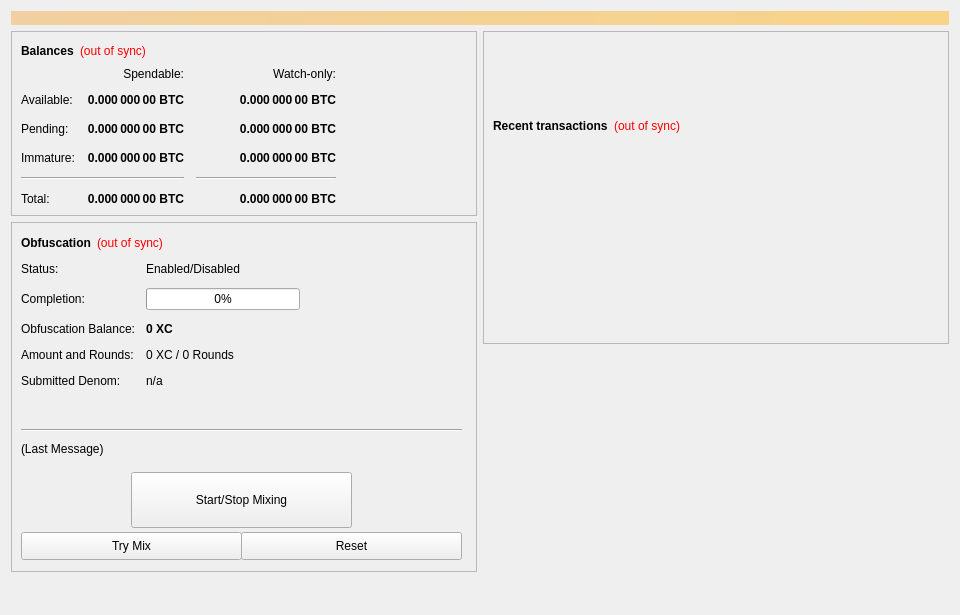
Above: src/qt/forms/overviewpage.ui from XCurrency/BlockDX before the change. Below: the same form after it.
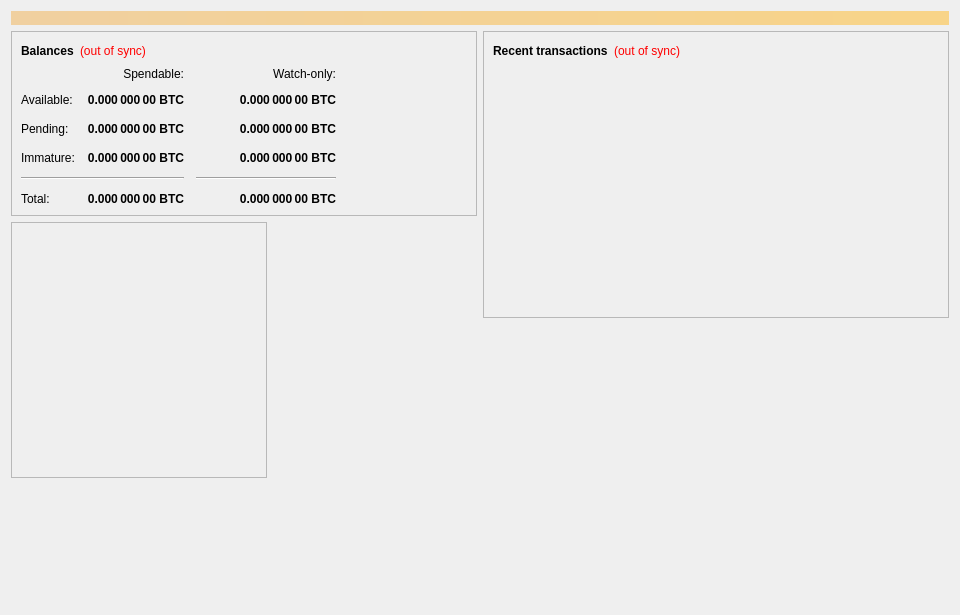
That is the form after the change.

The edit to the form file:
```diff
--- a/src/qt/forms/overviewpage.ui
+++ b/src/qt/forms/overviewpage.ui
@@ -399,8 +399,20 @@
         <widget class="QFrame" name="frameObfuscation">
          <property name="minimumSize">
           <size>
-           <width>0</width>
-           <height>350</height>
+           <width>256</width>
+           <height>256</height>
+          </size>
+         </property>
+         <property name="maximumSize">
+          <size>
+           <width>256</width>
+           <height>256</height>
+          </size>
+         </property>
+         <property name="baseSize">
+          <size>
+           <width>256</width>
+           <height>256</height>
           </size>
          </property>
          <property name="layoutDirection">
@@ -412,112 +424,6 @@
          <property name="frameShadow">
           <enum>QFrame::Raised</enum>
          </property>
-         <widget class="QWidget" name="formLayoutWidget">
-          <property name="geometry">
-           <rect>
-            <x>10</x>
-            <y>40</y>
-            <width>451</width>
-            <height>161</height>
-           </rect>
-          </property>
-          <layout class="QFormLayout" name="formLayout">
-           <property name="fieldGrowthPolicy">
-            <enum>QFormLayout::AllNonFixedFieldsGrow</enum>
-           </property>
-           <property name="horizontalSpacing">
-            <number>11</number>
-           </property>
-           <property name="verticalSpacing">
-            <number>12</number>
-           </property>
-           <item row="0" column="0">
-            <widget class="QLabel" name="label_6">
-             <property name="text">
-              <string>Status:</string>
-             </property>
-            </widget>
-           </item>
-           <item row="1" column="0">
-            <widget class="QLabel" name="label_7">
-             <property name="text">
-              <string>Completion:</string>
-             </property>
-            </widget>
-           </item>
-           <item row="1" column="1">
-            <widget class="QProgressBar" name="obfuscationProgress">
-             <property name="maximumSize">
-              <size>
-               <width>154</width>
-               <height>16777215</height>
-              </size>
-             </property>
-             <property name="value">
-              <number>0</number>
-             </property>
-            </widget>
-           </item>
-           <item row="2" column="0">
-            <widget class="QLabel" name="labelAnonymizedText">
-             <property name="text">
-              <string>Obfuscation Balance:</string>
-             </property>
-            </widget>
-           </item>
-           <item row="2" column="1">
-            <widget class="QLabel" name="labelAnonymized">
-             <property name="font">
-              <font>
-               <weight>75</weight>
-               <bold>true</bold>
-              </font>
-             </property>
-             <property name="text">
-              <string notr="true">0 XC</string>
-             </property>
-            </widget>
-           </item>
-           <item row="3" column="0">
-            <widget class="QLabel" name="label_8">
-             <property name="text">
-              <string>Amount and Rounds:</string>
-             </property>
-            </widget>
-           </item>
-           <item row="3" column="1">
-            <widget class="QLabel" name="labelAmountRounds">
-             <property name="text">
-              <string>0 XC / 0 Rounds</string>
-             </property>
-            </widget>
-           </item>
-           <item row="4" column="0">
-            <widget class="QLabel" name="label_9">
-             <property name="text">
-              <string>Submitted Denom:</string>
-             </property>
-            </widget>
-           </item>
-           <item row="4" column="1">
-            <widget class="QLabel" name="labelSubmittedDenom">
-             <property name="toolTip">
-              <string>The denominations you submitted to the Servicenode.&lt;br&gt;To mix, other users must submit the exact same denominations.</string>
-             </property>
-             <property name="text">
-              <string>n/a</string>
-             </property>
-            </widget>
-           </item>
-           <item row="0" column="1">
-            <widget class="QLabel" name="obfuscationEnabled">
-             <property name="text">
-              <string>Enabled/Disabled</string>
-             </property>
-            </widget>
-           </item>
-          </layout>
-         </widget>
          <widget class="QPushButton" name="runAutoDenom">
           <property name="geometry">
            <rect>
@@ -955,164 +861,6 @@
            <bool>true</bool>
           </property>
          </widget>
-         <widget class="QPushButton" name="toggleObfuscation">
-          <property name="geometry">
-           <rect>
-            <x>120</x>
-            <y>250</y>
-            <width>221</width>
-            <height>56</height>
-           </rect>
-          </property>
-          <property name="sizePolicy">
-           <sizepolicy hsizetype="MinimumExpanding" vsizetype="Fixed">
-            <horstretch>0</horstretch>
-            <verstretch>0</verstretch>
-           </sizepolicy>
-          </property>
-          <property name="text">
-           <string>Start/Stop Mixing</string>
-          </property>
-         </widget>
-         <widget class="Line" name="lineLastMessage">
-          <property name="geometry">
-           <rect>
-            <x>10</x>
-            <y>200</y>
-            <width>441</width>
-            <height>16</height>
-           </rect>
-          </property>
-          <property name="orientation">
-           <enum>Qt::Horizontal</enum>
-          </property>
-         </widget>
-         <widget class="QLabel" name="obfuscationStatus">
-          <property name="geometry">
-           <rect>
-            <x>10</x>
-            <y>220</y>
-            <width>451</width>
-            <height>61</height>
-           </rect>
-          </property>
-          <property name="minimumSize">
-           <size>
-            <width>288</width>
-            <height>43</height>
-           </size>
-          </property>
-          <property name="text">
-           <string>(Last Message)</string>
-          </property>
-          <property name="alignment">
-           <set>Qt::AlignLeading|Qt::AlignLeft|Qt::AlignTop</set>
-          </property>
-          <property name="wordWrap">
-           <bool>true</bool>
-          </property>
-         </widget>
-         <widget class="QPushButton" name="obfuscationAuto">
-          <property name="geometry">
-           <rect>
-            <x>10</x>
-            <y>310</y>
-            <width>221</width>
-            <height>28</height>
-           </rect>
-          </property>
-          <property name="sizePolicy">
-           <sizepolicy hsizetype="MinimumExpanding" vsizetype="Fixed">
-            <horstretch>0</horstretch>
-            <verstretch>0</verstretch>
-           </sizepolicy>
-          </property>
-          <property name="toolTip">
-           <string>Try to manually submit a Obfuscation request.</string>
-          </property>
-          <property name="text">
-           <string>Try Mix</string>
-          </property>
-         </widget>
-         <widget class="QPushButton" name="obfuscationReset">
-          <property name="geometry">
-           <rect>
-            <x>230</x>
-            <y>310</y>
-            <width>221</width>
-            <height>28</height>
-           </rect>
-          </property>
-          <property name="sizePolicy">
-           <sizepolicy hsizetype="MinimumExpanding" vsizetype="Fixed">
-            <horstretch>0</horstretch>
-            <verstretch>0</verstretch>
-           </sizepolicy>
-          </property>
-          <property name="toolTip">
-           <string>Reset the current status of Obfuscation (can interrupt Obfuscation if it's in the process of Mixing, which can cost you money!)</string>
-          </property>
-          <property name="autoFillBackground">
-           <bool>false</bool>
-          </property>
-          <property name="text">
-           <string>Reset</string>
-          </property>
-         </widget>
-         <widget class="QWidget" name="layoutWidget">
-          <property name="geometry">
-           <rect>
-            <x>10</x>
-            <y>10</y>
-            <width>431</width>
-            <height>22</height>
-           </rect>
-          </property>
-          <layout class="QHBoxLayout" name="horizontalLayout_5">
-           <item>
-            <widget class="QLabel" name="label_2">
-             <property name="font">
-              <font>
-               <weight>75</weight>
-               <bold>true</bold>
-              </font>
-             </property>
-             <property name="text">
-              <string>Obfuscation</string>
-             </property>
-            </widget>
-           </item>
-           <item>
-            <widget class="QLabel" name="labelObfuscationSyncStatus">
-             <property name="toolTip">
-              <string>The displayed information may be out of date. Your wallet automatically synchronizes with the BlocknetDX network after a connection is established, but this process has not completed yet.</string>
-             </property>
-             <property name="styleSheet">
-              <string notr="true">QLabel { color: red; }</string>
-             </property>
-             <property name="text">
-              <string notr="true">(out of sync)</string>
-             </property>
-             <property name="alignment">
-              <set>Qt::AlignLeading|Qt::AlignLeft|Qt::AlignVCenter</set>
-             </property>
-            </widget>
-           </item>
-           <item>
-            <spacer name="horizontalSpacer_4">
-             <property name="orientation">
-              <enum>Qt::Horizontal</enum>
-             </property>
-             <property name="sizeHint" stdset="0">
-              <size>
-               <width>40</width>
-               <height>20</height>
-              </size>
-             </property>
-            </spacer>
-           </item>
-          </layout>
-         </widget>
         </widget>
        </item>
        <item>
@@ -1141,22 +889,6 @@
           <enum>QFrame::Raised</enum>
          </property>
          <layout class="QVBoxLayout" name="verticalLayout">
-          <item>
-           <spacer name="verticalSpacer_3">
-            <property name="orientation">
-             <enum>Qt::Vertical</enum>
-            </property>
-            <property name="sizeType">
-             <enum>QSizePolicy::Fixed</enum>
-            </property>
-            <property name="sizeHint" stdset="0">
-             <size>
-              <width>20</width>
-              <height>75</height>
-             </size>
-            </property>
-           </spacer>
-          </item>
           <item>
            <layout class="QHBoxLayout" name="horizontalLayout_2">
             <item>
```
